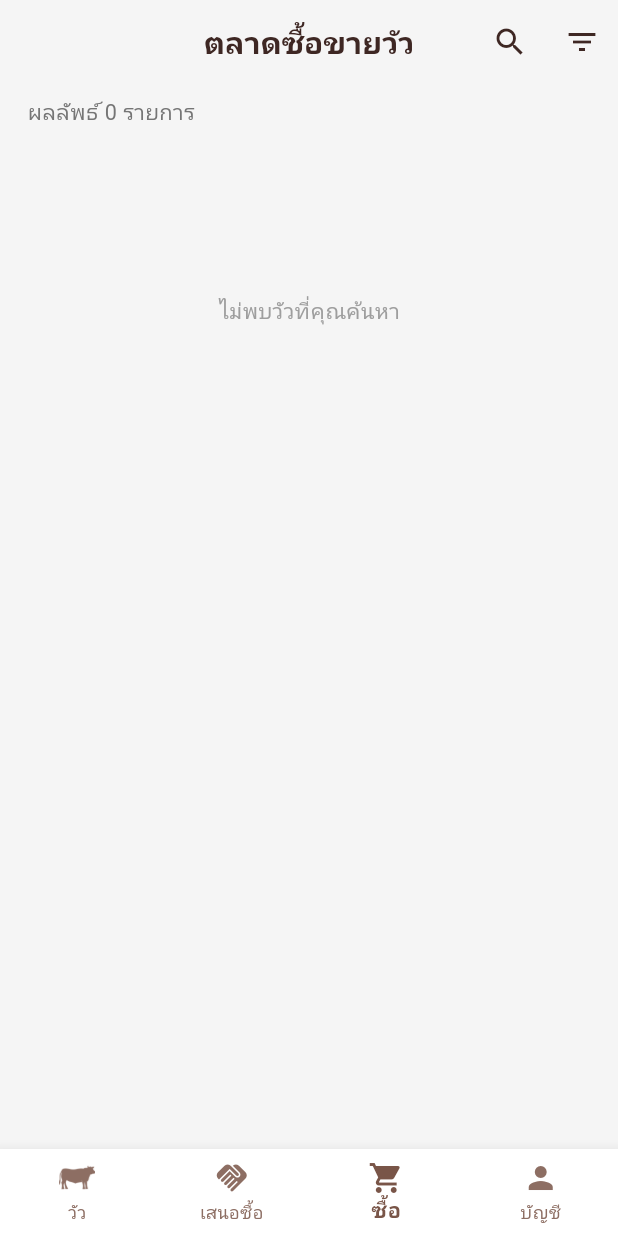
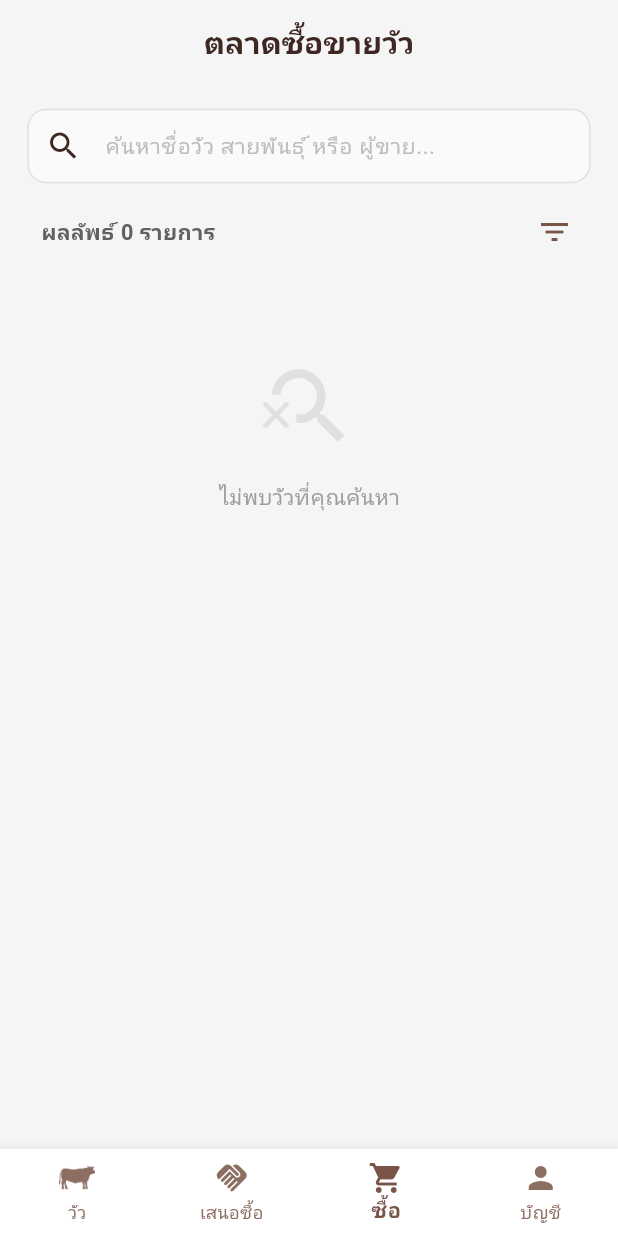
Before and after one commit to pawarit-ming/thai-cattle-passport, a Flutter app: the BuyScreen screen opened by its route, on a phone screen of 412 x 824 dp. Run offline on Flutter 3.47's test engine with Material 3 defaults, Android fonts, the light colour scheme and no system bars; our stand-ins replace camera, flutter_riverpod, flutter_screenutil, geolocator, go_router, google_fonts and 6 more; missing offline and left inert: mobile_scanner; accounts and stored records are empty; Roboto replaces fonts that are missing (Prompt).

Commit message:
Refactor buy screen UI and sheet height
Rework the Buy screen UI for better scrolling and search UX: move the search field into the scrollable body (header at list index 0), remove AppBar actions (search/filter buttons removed), wrap content with a RefreshIndicator and ListView.builder, add clearable search input, show result count and a compact filter icon in the header, and improve empty/loading states. Minor MarketItem formatting cleanup and change label text from 'กรองสินค้า' to 'กรองข้อมูลวัว'. Also increase the filter bottom sheet height from 70% to 75% of screen height.

```diff
--- a/lib/ui/screens/buy_screen.dart
+++ b/lib/ui/screens/buy_screen.dart
@@ -115,7 +115,9 @@ class MarketItem {
     }
 
     // 1. ดึงชื่อฟาร์ม (ถ้าไม่มีใช้ origin)
-    String fName = farmData?['farm_name']?.toString() ?? json['origin'] ?? 'ไม่ระบุชื่อฟาร์ม';
+    String fName = farmData?['farm_name']?.toString() ??
+        json['origin'] ??
+        'ไม่ระบุชื่อฟาร์ม';
 
     // 2. ดึงชื่อจังหวัด
     String fProvince = farmData?['province']?.toString() ?? '';
@@ -134,9 +136,7 @@ class MarketItem {
       weight: double.tryParse(json['weight']?.toString() ?? '0') ?? 0.0,
       sellerId: json['user_id']?.toString() ?? '',
       seller: sellerDisplayName,
-
       location: displayLocation,
-
       images: imgList,
       latitude: farmData?['latitude'] != null
           ? double.tryParse(farmData!['latitude'].toString())
@@ -362,7 +362,7 @@ class _BuyScreenState extends ConsumerState<BuyScreen> {
                 ),
                 SizedBox(height: 20.h),
                 Text(
-                  'กรองสินค้า',
+                  'กรองข้อมูลวัว',
                   style: theme.textTheme.headlineSmall?.copyWith(
                       color: colorScheme.primary, fontWeight: FontWeight.bold),
                 ),
@@ -489,96 +489,144 @@ class _BuyScreenState extends ConsumerState<BuyScreen> {
     final theme = Theme.of(context);
 
     return Scaffold(
+      // 1. AppBar เอาปุ่มออกทั้งหมด (เหลือแค่ชื่อ)
       appBar: AppBar(
-        title: _isSearching
-            ? SizedBox(
-                height: 40.h,
+        title: const Text('ตลาดซื้อขายวัว'),
+        centerTitle: true,
+        // actions: [], // ไม่ใส่ actions ตามที่ขอ (เอา reset และ filter เดิมออก)
+      ),
+
+      // 2. Body ให้ทุกอย่างเลื่อนได้ (Scroll with parent)
+      body: RefreshIndicator(
+        onRefresh: _fetchAnimals,
+        child: ListView.builder(
+          physics: const AlwaysScrollableScrollPhysics(),
+          // item 0 คือส่วนหัว (ค้นหา + ผลลัพธ์ + ปุ่มกรอง), ที่เหลือคือรายการวัว
+          itemCount: _filteredItems.isEmpty ? 2 : _filteredItems.length + 1,
+          itemBuilder: (context, index) {
+            // --- ส่วนหัว (Index 0) ---
+            if (index == 0) {
+              return Column(
+                children: [
+                  // ช่องค้นหา
+                  Padding(
+                    padding: EdgeInsets.fromLTRB(16.w, 16.h, 16.w, 0),
                     child: TextField(
                       controller: _searchController,
-                  autofocus: true,
                       decoration: InputDecoration(
-                    hintText: 'ค้นหาชื่อวัว หรือ ผู้ขาย...',
-                    hintStyle: TextStyle(color: Colors.grey[400]),
-                    border: InputBorder.none,
-                    contentPadding:
-                        EdgeInsets.symmetric(horizontal: 16.w, vertical: 8.h),
-                    prefixIcon: const Icon(Icons.search, color: Colors.grey),
+                        hintText: 'ค้นหาชื่อวัว สายพันธุ์ หรือ ผู้ขาย...',
+                        prefixIcon: const Icon(Icons.search),
+                        suffixIcon: _searchController.text.isNotEmpty
+                            ? IconButton(
+                                icon:
+                                    const Icon(Icons.clear, color: Colors.grey),
+                                onPressed: () {
+                                  _searchController.clear();
+                                  _applyFilters();
+                                },
+                              )
+                            : null,
+                        contentPadding: EdgeInsets.symmetric(
+                            horizontal: 16.w, vertical: 12.h),
+                        border: OutlineInputBorder(
+                          borderRadius: BorderRadius.circular(12.r),
+                          borderSide: BorderSide(color: Colors.grey.shade300),
+                        ),
+                        enabledBorder: OutlineInputBorder(
+                          borderRadius: BorderRadius.circular(12.r),
+                          borderSide: BorderSide(color: Colors.grey.shade300),
+                        ),
+                        focusedBorder: OutlineInputBorder(
+                          borderRadius: BorderRadius.circular(12.r),
+                          borderSide:
+                              BorderSide(color: theme.colorScheme.primary),
+                        ),
+                        filled: true,
+                        fillColor: Colors.grey.shade50,
                       ),
                       onChanged: (val) => _applyFilters(),
                     ),
-              )
-            : const Text('ตลาดซื้อขายวัว'),
-        actions: [
-          IconButton(
-            icon: Icon(_isSearching ? Icons.close : Icons.search),
-            onPressed: () {
-              setState(() {
-                if (_isSearching) {
-                  _isSearching = false;
-                  _searchController.clear();
-                  _applyFilters();
-                } else {
-                  _isSearching = true;
-                }
-              });
-            },
                   ),
-          if (!_isSearching)
-            IconButton(
-              icon: const Icon(Icons.filter_list),
-              onPressed: _showFilterSheet,
+
+                  // ส่วนแสดงผลลัพธ์ และ ปุ่ม Filter
+                  Padding(
+                    padding:
+                        EdgeInsets.symmetric(horizontal: 16.w, vertical: 8.h),
+                    child: Row(
+                      mainAxisAlignment:
+                          MainAxisAlignment.spaceBetween, // ชิดซ้าย-ขวา
+                      children: [
+                        Row(
+                          children: [
+                            SizedBox(width: 8.w),
+                            Text(
+                              'ผลลัพธ์ ${_filteredItems.length} รายการ',
+                              style: TextStyle(
+                                color: Colors.grey[700],
+                                fontWeight: FontWeight.w600,
+                              ),
                             ),
                           ],
                         ),
-      body: Column(
-        children: [
-          Padding(
-            padding: EdgeInsets.symmetric(horizontal: 16.w, vertical: 8.h),
-            child: Row(
-              children: [
-                Text(
-                  'ผลลัพธ์ ${_filteredItems.length} รายการ',
-                  style: TextStyle(color: Colors.grey[600]),
+
+                        // ปุ่ม Filter (ด้านขวา)
+                        Container(
+                          child: IconButton(
+                            icon: Icon(Icons.filter_list,
+                                color: theme.colorScheme.primary),
+                            tooltip: 'ตัวกรอง',
+                            onPressed: _showFilterSheet,
+                            padding: EdgeInsets.all(8.r),
+                            constraints:
+                                const BoxConstraints(), // ให้ปุ่มกระชับ
+                          ),
                         ),
                       ],
                     ),
                   ),
-          Expanded(
-            child: _isLoading
-                ? Center(
+                ],
+              );
+            }
+
+            // --- ส่วนแสดงสถานะ (Index 1 กรณีไม่มีข้อมูล) ---
+            if (_isLoading) {
+              return SizedBox(
+                height: 200.h,
+                child: Center(
                     child: CircularProgressIndicator(
-                        color: theme.colorScheme.primary))
-                : RefreshIndicator(
-                    onRefresh: _fetchAnimals,
-                    child: _filteredItems.isEmpty
-                        ? ListView(
+                        color: theme.colorScheme.primary)),
+              );
+            }
+
+            if (_filteredItems.isEmpty) {
+              return SizedBox(
+                height: 200.h,
+                child: Column(
+                  mainAxisAlignment: MainAxisAlignment.center,
                   children: [
-                              SizedBox(height: 100.h),
-                              const Center(
-                                child: Text('ไม่พบวัวที่คุณค้นหา',
+                    Icon(Icons.search_off, size: 64.r, color: Colors.grey[300]),
+                    SizedBox(height: 16.h),
+                    const Text('ไม่พบวัวที่คุณค้นหา',
                         style: TextStyle(color: Colors.grey)),
+                  ],
                 ),
-                            ],
-                          )
-                        : ListView.builder(
-                            padding: EdgeInsets.all(16.r),
-                            itemCount: _filteredItems.length,
-                            itemBuilder: (context, index) {
-                              final item = _filteredItems[index];
-                              // เช็คว่าไอดีนี้อยู่ใน Set ที่เสนอซื้อแล้วหรือไม่
+              );
+            }
+
+            // --- รายการวัว (Index 1, 2, 3...) ---
+            final item = _filteredItems[index - 1];
             final hasOffered = _myOfferIds.contains(item.id);
 
-                              return _MarketItemCard(
+            return Padding(
+              padding: EdgeInsets.symmetric(horizontal: 16.w),
+              child: _MarketItemCard(
                 item: item,
-                                hasOffered: hasOffered, // ส่งค่านี้เข้าไป
-                                onOfferSubmitted: () =>
-                                    _handleOfferSubmitted(item.id),
+                hasOffered: hasOffered,
+                onOfferSubmitted: () => _handleOfferSubmitted(item.id),
+              ),
             );
           },
         ),
-                  ),
-          ),
-        ],
       ),
     );
   }
--- a/lib/ui/screens/cow_list/widgets/filter_bottom_sheet.dart
+++ b/lib/ui/screens/cow_list/widgets/filter_bottom_sheet.dart
@@ -49,7 +49,7 @@ class _FilterBottomSheetState extends State<FilterBottomSheet> {
     final colorScheme = theme.colorScheme;
 
     return Container(
-      height: MediaQuery.of(context).size.height * 0.7,
+      height: MediaQuery.of(context).size.height * 0.75,
       decoration: BoxDecoration(
         color: theme.cardColor,
         borderRadius: BorderRadius.vertical(top: Radius.circular(24.r)),
```
Lines whose indentation alone changed are shown as unchanged.
